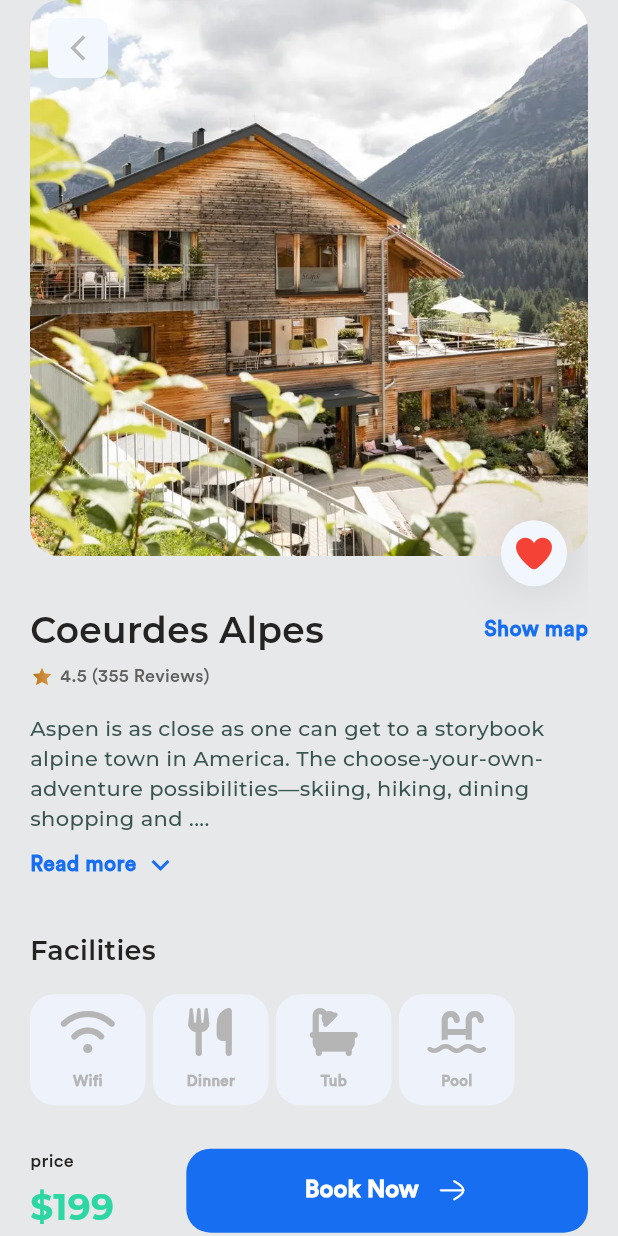
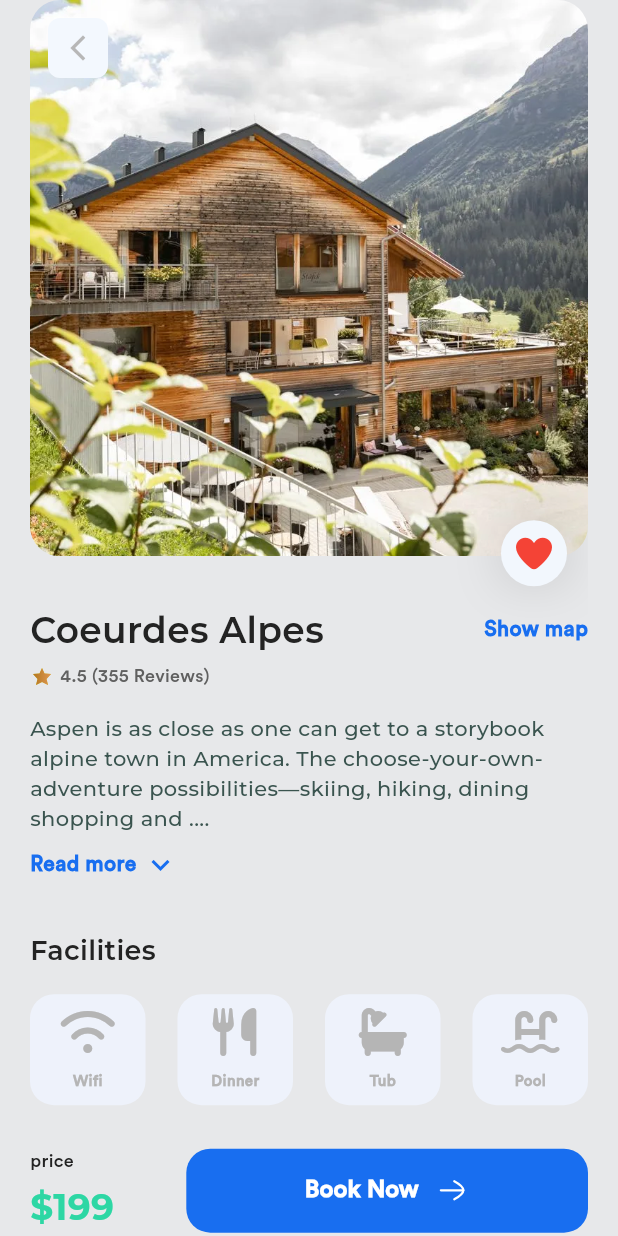
Before and after one commit to Nidhal-Khazene/Aspen_Travel_Mobile_App, a Flutter app: the HomeView screen opened by its route, after a tap on "Alley Palace", on a phone screen of 412 x 824 dp. Run offline on Flutter 3.47's test engine with Material 3 defaults, Android fonts, the phone set to English and light mode, and no system bars; our stand-ins replace flutter_svg, font_awesome_flutter; project files that could hold a hidden picture were left out.

Commit message:
edit location amenities

```diff
--- a/lib/features/home/presentation/views/widgets/feature_card_item.dart
+++ b/lib/features/home/presentation/views/widgets/feature_card_item.dart
@@ -24,7 +24,7 @@ class FeatureCardItem extends StatelessWidget {
                 bottom: 0,
                 top: 0,
                 child: Image.asset(
-                  Assets.assetsImagesTestImage,
+                  Assets.assetsImagesTestImage3,
                   fit: BoxFit.cover,
                 ),
               ),
--- a/lib/features/home/presentation/views/widgets/location_amenities.dart
+++ b/lib/features/home/presentation/views/widgets/location_amenities.dart
@@ -28,7 +28,7 @@ class LocationAmenities extends StatelessWidget {
               ),
               title: "Wifi",
             ),
-            SizedBox(width: 5),
+            Spacer(flex: 1),
             AmenityBox(
               amenity: FaIcon(
                 FontAwesomeIcons.utensils,
@@ -37,7 +37,7 @@ class LocationAmenities extends StatelessWidget {
               ),
               title: "Dinner",
             ),
-            SizedBox(width: 5),
+            Spacer(flex: 1),
             AmenityBox(
               amenity: FaIcon(
                 FontAwesomeIcons.bath,
@@ -46,7 +46,7 @@ class LocationAmenities extends StatelessWidget {
               ),
               title: "Tub",
             ),
-            SizedBox(width: 5),
+            Spacer(flex: 1),
             AmenityBox(
               amenity: FaIcon(
                 FontAwesomeIcons.waterLadder,
```
